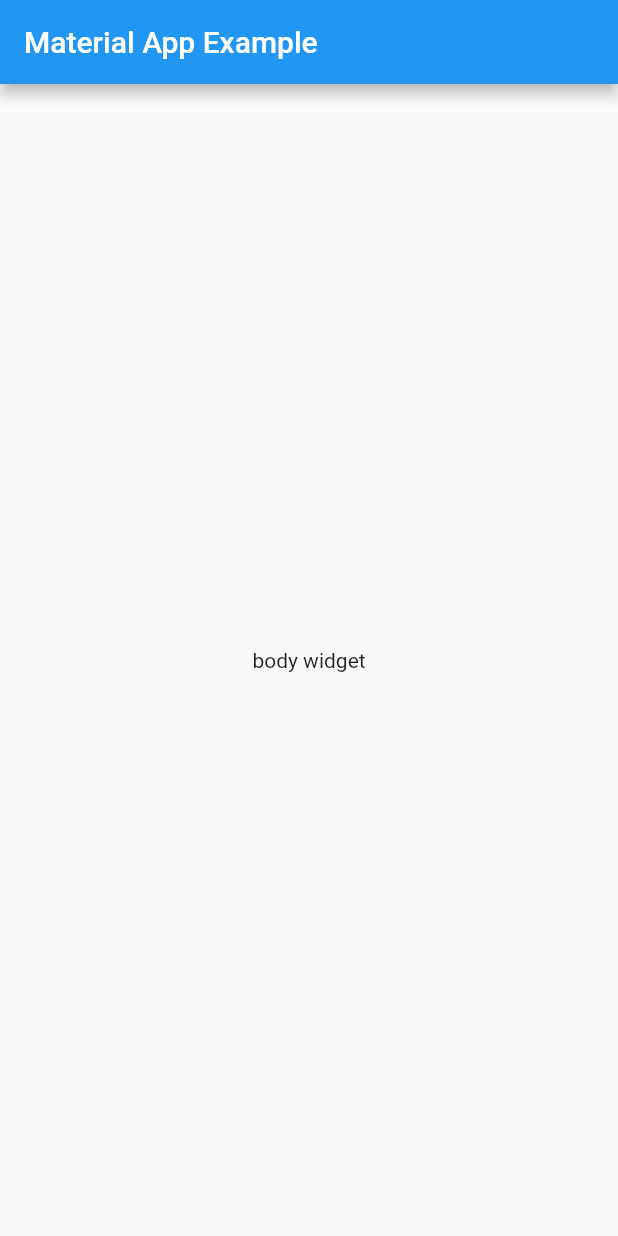
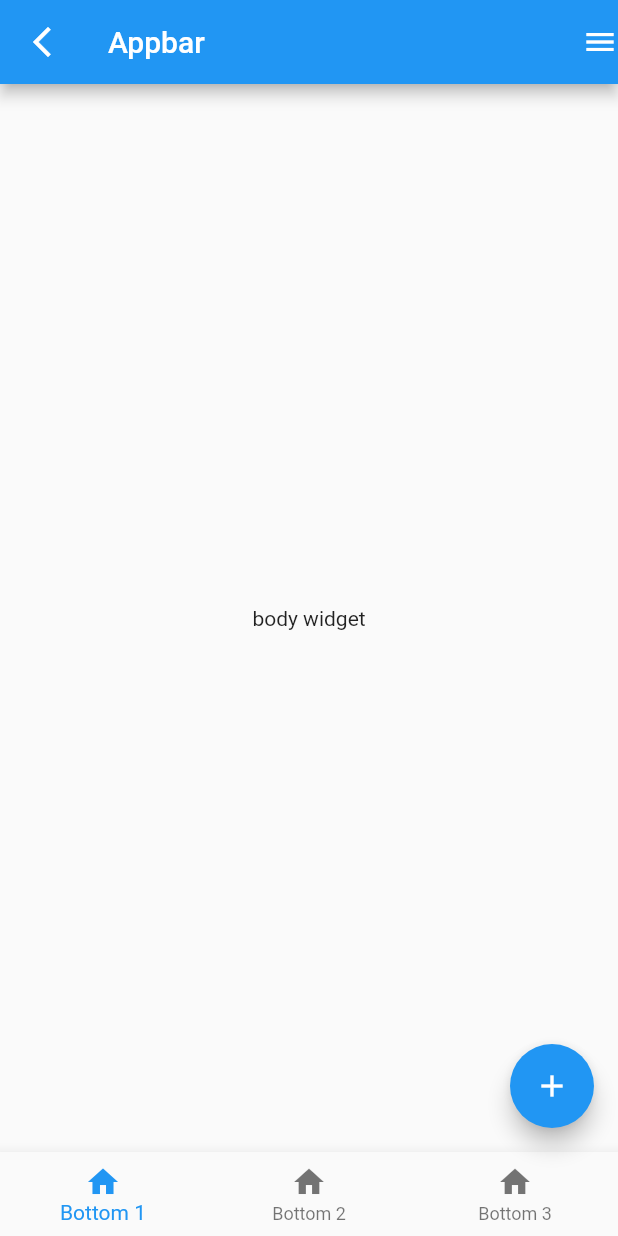
Before and after one commit to fradip12/flutter-course-beginner, a Flutter app: the screen it shows after launch, on a phone screen of 412 x 824 dp. Run offline on Flutter 3.47's test engine with Material 2 defaults, Android fonts, the light colour scheme and no system bars.

Commit message:
feat : scaffolding property

```diff
--- a/lib/main.dart
+++ b/lib/main.dart
@@ -44,12 +44,50 @@ class MaterialHomePage extends StatelessWidget {
   @override
   Widget build(BuildContext context) {
     return Scaffold(
+      /// [AppBar]
+      /// beberapa komponen inti pada appbar yaitu :
+      /// [Leading] : icon sebelah kiri title, lebih banyak di pakai untuk icon back, untuk lebih mudah atau otomatis
+      /// dapat menggunakan property automatically leading : true
+      ///
+      /// [Actions] : icon yang berada di sebelah kanan title appbar, biasa digunakan untuk actions seperti menu
+      ///
       appBar: AppBar(
-        title: const Text('Material App Example'),
+        leading: const Icon(Icons.arrow_back_ios_new_sharp),
+        title: const Text('Appbar '),
+        actions: const [Icon(Icons.menu)],
       ),
+
+      /// Di body kita bisa memasukkan widget atau menu aplikasi yang akan kita buat
       body: const Center(
         child: Text('body widget'),
       ),
+
+      /// Bottom Navigation bar biasa digunakan unttuk menu bar, bisa berisi home, account, dan lain lain.
+      bottomNavigationBar: BottomNavigationBar(
+        items: const [
+          BottomNavigationBarItem(
+            label: 'Bottom 1',
+            icon: Icon(Icons.home),
+          ),
+          BottomNavigationBarItem(
+            label: 'Bottom 2',
+            icon: Icon(Icons.home),
+          ),
+          BottomNavigationBarItem(
+            label: 'Bottom 3',
+            icon: Icon(Icons.home),
+          ),
+        ],
+      ),
+
+      /// Floating action button biasa di gunakan untuk menu floating seperti add
+      /// atau digunakan sebagai menu alternatif
+      floatingActionButton: const FloatingActionButton(
+        onPressed: null,
+        child: Icon(Icons.add),
+      ),
+
+      /// Ada beberapa property lain lagi di dalam Scaffold, untuk itu teman" silahkan explore dan bereksperimen sendiri
     );
   }
 }
```
Also changed, not shown: pubspec.lock, 1 other file.
